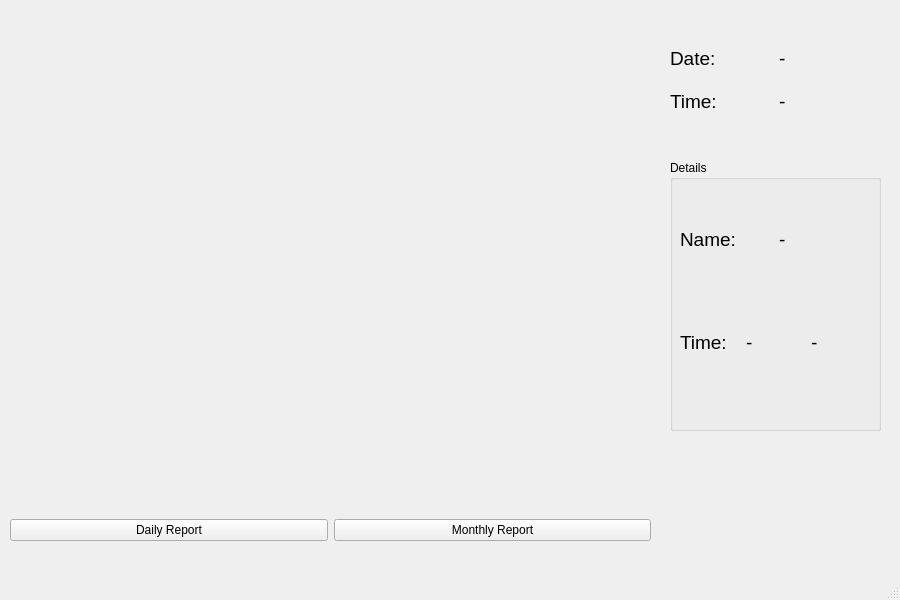
Before: the Qt Designer form FaceRec.ui in carevvv/face_detector, drawn with Qt 5.
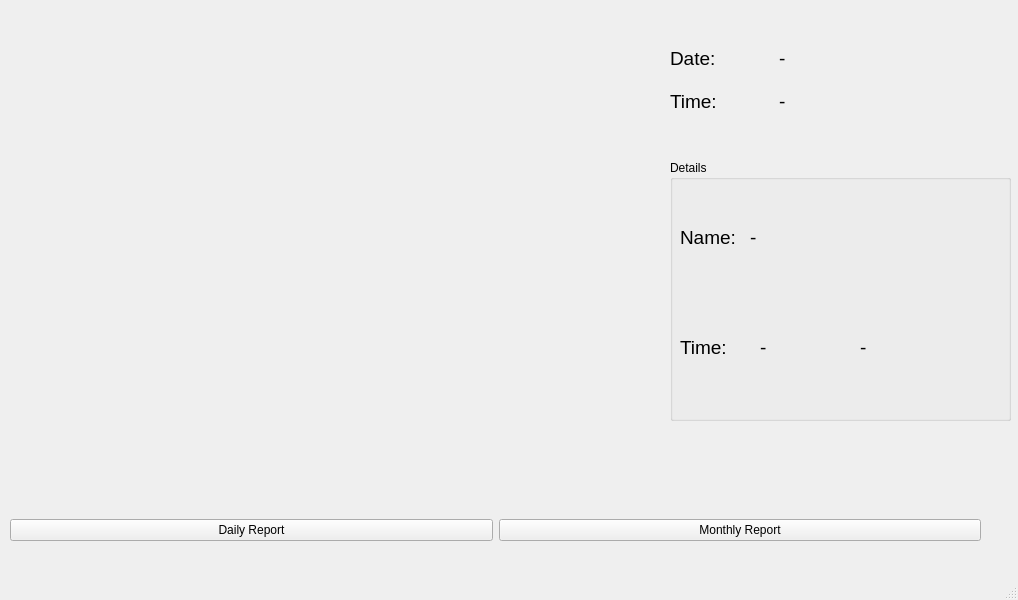
After: the same form once the commit is applied.

```diff
--- a/FaceRec.ui
+++ b/FaceRec.ui
@@ -6,7 +6,7 @@
    <rect>
     <x>0</x>
     <y>0</y>
-    <width>900</width>
+    <width>1018</width>
     <height>600</height>
    </rect>
   </property>
@@ -19,7 +19,7 @@
      <rect>
       <x>10</x>
       <y>490</y>
-      <width>641</width>
+      <width>971</width>
       <height>80</height>
      </rect>
     </property>
@@ -125,30 +125,25 @@
      <rect>
       <x>670</x>
       <y>160</y>
-      <width>211</width>
-      <height>271</height>
+      <width>341</width>
+      <height>261</height>
      </rect>
     </property>
     <property name="title">
      <string>Details</string>
     </property>
-    <widget class="QWidget" name="gridLayoutWidget_2">
-     <property name="geometry">
-      <rect>
-       <x>10</x>
-       <y>30</y>
-       <width>191</width>
-       <height>201</height>
-      </rect>
-     </property>
-     <layout class="QGridLayout" name="gridLayout_2">
-      <item row="0" column="0">
-       <layout class="QHBoxLayout" name="horizontalLayout_4">
-        <item>
          <widget class="QLabel" name="label_3">
           <property name="enabled">
            <bool>true</bool>
           </property>
+     <property name="geometry">
+      <rect>
+       <x>10</x>
+       <y>30</y>
+       <width>91</width>
+       <height>95</height>
+      </rect>
+     </property>
           <property name="font">
            <font>
             <pointsize>14</pointsize>
@@ -158,12 +153,18 @@
            <string>Name:</string>
           </property>
          </widget>
-        </item>
-        <item>
-         <widget class="QLabel" name="NameLabel">
+    <widget class="QLabel" name="MinuteLabel">
           <property name="enabled">
            <bool>true</bool>
           </property>
+     <property name="geometry">
+      <rect>
+       <x>190</x>
+       <y>140</y>
+       <width>91</width>
+       <height>94</height>
+      </rect>
+     </property>
           <property name="font">
            <font>
             <pointsize>14</pointsize>
@@ -173,16 +174,18 @@
            <string>-</string>
           </property>
          </widget>
-        </item>
-       </layout>
-      </item>
-      <item row="1" column="0">
-       <layout class="QHBoxLayout" name="horizontalLayout_7">
-        <item>
          <widget class="QLabel" name="label_6">
           <property name="enabled">
            <bool>true</bool>
           </property>
+     <property name="geometry">
+      <rect>
+       <x>10</x>
+       <y>140</y>
+       <width>58</width>
+       <height>94</height>
+      </rect>
+     </property>
           <property name="font">
            <font>
             <pointsize>14</pointsize>
@@ -192,27 +195,39 @@
            <string>Time:</string>
           </property>
          </widget>
-        </item>
-        <item>
+    <widget class="QLabel" name="NameLabel">
+     <property name="enabled">
+      <bool>true</bool>
+     </property>
+     <property name="geometry">
+      <rect>
+       <x>80</x>
+       <y>30</y>
+       <width>251</width>
+       <height>95</height>
+      </rect>
+     </property>
+     <property name="font">
+      <font>
+       <pointsize>14</pointsize>
+      </font>
+     </property>
+     <property name="text">
+      <string>-</string>
+     </property>
+    </widget>
          <widget class="QLabel" name="HourLabel">
           <property name="enabled">
            <bool>true</bool>
           </property>
-          <property name="font">
-           <font>
-            <pointsize>14</pointsize>
-           </font>
-          </property>
-          <property name="text">
-           <string>-</string>
-          </property>
-         </widget>
-        </item>
-        <item>
-         <widget class="QLabel" name="MinuteLabel">
-          <property name="enabled">
-           <bool>true</bool>
-          </property>
+     <property name="geometry">
+      <rect>
+       <x>90</x>
+       <y>140</y>
+       <width>91</width>
+       <height>94</height>
+      </rect>
+     </property>
           <property name="font">
            <font>
             <pointsize>14</pointsize>
@@ -221,18 +236,13 @@
           <property name="text">
            <string>-</string>
           </property>
-         </widget>
-        </item>
-       </layout>
-      </item>
-     </layout>
     </widget>
    </widget>
    <widget class="QLabel" name="imgLabel">
     <property name="geometry">
      <rect>
-      <x>10</x>
-      <y>10</y>
+      <x>-50</x>
+      <y>-10</y>
       <width>640</width>
       <height>480</height>
      </rect>
```
Left out of the diff: 2 changed lines with no effect on the pictures. Lines whose indentation alone changed are shown as unchanged.
